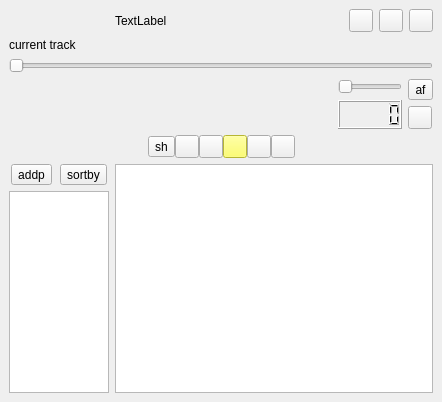
Above: UI/mainwindow.ui from IPPK93/PG_Player before the change. Below: the same form after it.
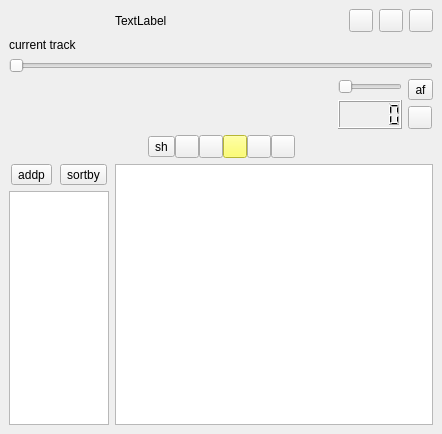
That is the form after the change.

Commit message: Add getters & methods to be used outside + remove model & data

The edit to the form file:
```diff
--- a/UI/mainwindow.ui
+++ b/UI/mainwindow.ui
@@ -7,7 +7,7 @@
     <x>0</x>
     <y>0</y>
     <width>442</width>
-    <height>402</height>
+    <height>434</height>
    </rect>
   </property>
   <property name="sizePolicy">
```
Left out of the diff: 8 changed lines with no effect on the pictures. The commit also changes 2 other files.
